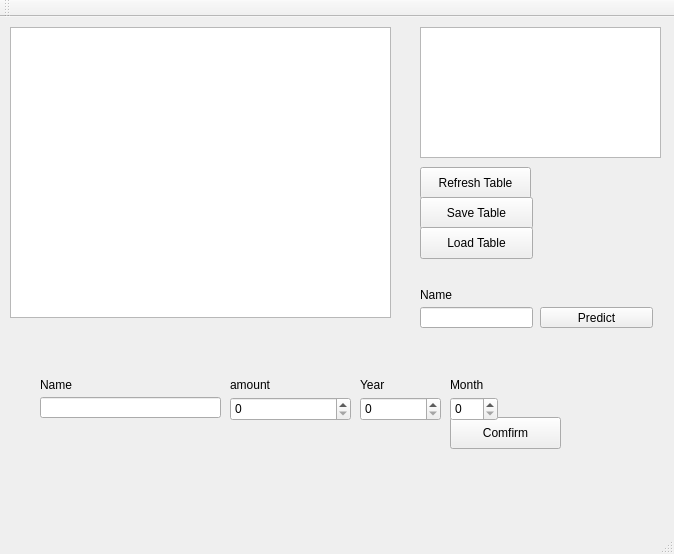
Above: mainwindow.ui from Kiyotaka86/finalproject before the change. Below: the same form after it.
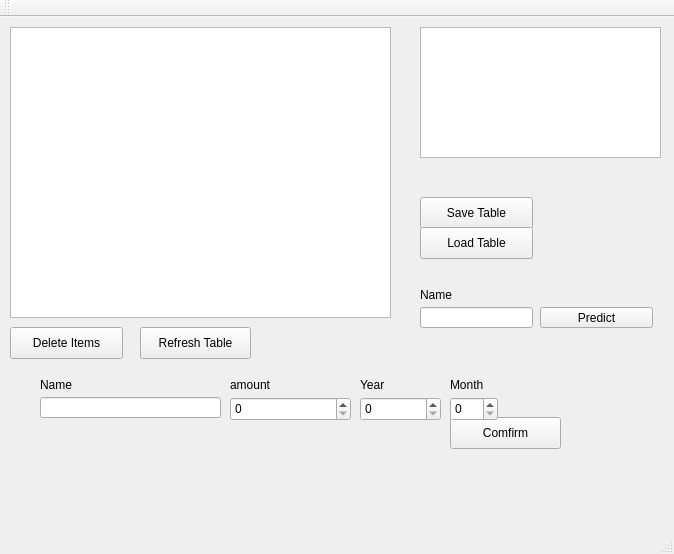
That is the form after the change.

Commit message: attempt to make checkbox

Diff of the .ui file:
```diff
--- a/mainwindow.ui
+++ b/mainwindow.ui
@@ -85,8 +85,8 @@
    <widget class="QPushButton" name="refresh">
     <property name="geometry">
      <rect>
-      <x>420</x>
-      <y>150</y>
+      <x>140</x>
+      <y>310</y>
       <width>111</width>
       <height>32</height>
      </rect>
@@ -232,6 +232,19 @@
      <string>Name</string>
     </property>
    </widget>
+   <widget class="QPushButton" name="delete_items">
+    <property name="geometry">
+     <rect>
+      <x>10</x>
+      <y>310</y>
+      <width>113</width>
+      <height>32</height>
+     </rect>
+    </property>
+    <property name="text">
+     <string>Delete Items</string>
+    </property>
+   </widget>
   </widget>
   <widget class="QMenuBar" name="menuBar">
    <property name="geometry">
```
The commit also changes 2 other files.
